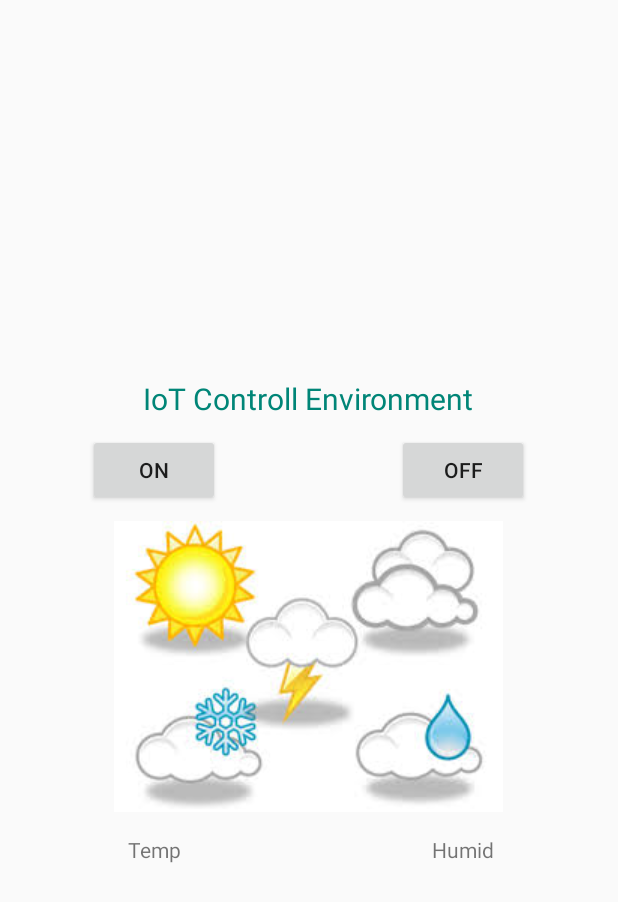
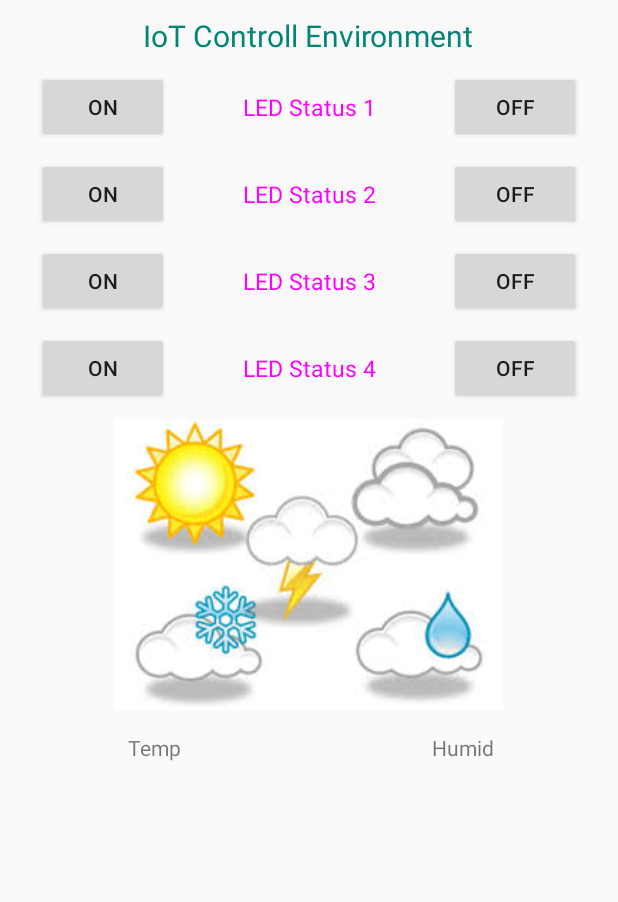
Before and after one commit to tho-primelabo/IoT, an Android app: the layout layout2.xml on its own in the app's theme, with its tools: preview values and no code run, on a phone screen of 412 x 824 dp. Shown: the top 902 px of the screen. Run offline under Robolectric (Android 15) with nearby library versions, the phone set to English and light mode, and no system bars.

Commit message:
multi led

```diff
--- a/IoT/Android/ShowDataByFireBase/app/src/main/res/layout/layout2.xml
+++ b/IoT/Android/ShowDataByFireBase/app/src/main/res/layout/layout2.xml
@@ -1,13 +1,11 @@
 <?xml version="1.0" encoding="utf-8"?>
 <ScrollView xmlns:android="http://schemas.android.com/apk/res/android"
     android:layout_width="match_parent"
-    android:layout_height="match_parent"
-    android:fillViewport="true">
+    android:layout_height="match_parent">
 
     <LinearLayout
         android:layout_width="match_parent"
         android:layout_height="match_parent"
-        android:layout_gravity="center"
         android:gravity="center"
         android:orientation="vertical">
 
@@ -36,8 +34,23 @@
                     android:id="@+id/on"
                     android:layout_width="wrap_content"
                     android:layout_height="wrap_content"
-                    android:text="On"
-                    android:layout_gravity="center" />
+                    android:layout_gravity="center"
+                    android:text="On" />
+            </FrameLayout>
+
+            <FrameLayout
+                android:layout_width="match_parent"
+                android:layout_height="match_parent"
+                android:layout_weight="1">
+
+                <TextView
+
+                    android:layout_width="match_parent"
+                    android:layout_height="match_parent"
+                    android:gravity="center"
+                    android:text="LED Status 1"
+                    android:textColor="@drawable/common_google_signin_btn_text_light"
+                    android:textSize="15dp" />
             </FrameLayout>
 
             <FrameLayout
@@ -48,9 +61,153 @@
                 <Button
                     android:id="@+id/off"
                     android:layout_width="wrap_content"
-                    android:text="Off"
                     android:layout_height="wrap_content"
-                    android:layout_gravity="center" />
+                    android:layout_gravity="center"
+                    android:text="Off" />
+            </FrameLayout>
+        </LinearLayout>
+
+        <LinearLayout
+            android:layout_width="match_parent"
+            android:layout_height="wrap_content"
+            android:layout_marginTop="10dp"
+            android:orientation="horizontal">
+
+            <FrameLayout
+                android:layout_width="match_parent"
+                android:layout_height="wrap_content"
+                android:layout_weight="1">
+
+                <Button
+                    android:id="@+id/on2"
+                    android:layout_width="wrap_content"
+                    android:layout_height="wrap_content"
+                    android:layout_gravity="center"
+                    android:text="On" />
+            </FrameLayout>
+
+            <FrameLayout
+                android:layout_width="match_parent"
+                android:layout_height="match_parent"
+                android:layout_weight="1">
+
+                <TextView
+
+                    android:layout_width="match_parent"
+                    android:layout_height="match_parent"
+                    android:gravity="center"
+                    android:text="LED Status 2"
+                    android:textColor="@drawable/common_google_signin_btn_text_light"
+                    android:textSize="15dp" />
+            </FrameLayout>
+
+            <FrameLayout
+                android:layout_width="match_parent"
+                android:layout_height="wrap_content"
+                android:layout_weight="1">
+
+                <Button
+                    android:id="@+id/off2"
+                    android:layout_width="wrap_content"
+                    android:layout_height="wrap_content"
+                    android:layout_gravity="center"
+                    android:text="Off" />
+            </FrameLayout>
+        </LinearLayout>
+
+        <LinearLayout
+            android:layout_width="match_parent"
+            android:layout_height="wrap_content"
+            android:layout_marginTop="10dp"
+            android:orientation="horizontal">
+
+            <FrameLayout
+                android:layout_width="match_parent"
+                android:layout_height="wrap_content"
+                android:layout_weight="1">
+
+                <Button
+                    android:id="@+id/on3"
+                    android:layout_width="wrap_content"
+                    android:layout_height="wrap_content"
+                    android:layout_gravity="center"
+                    android:text="On" />
+            </FrameLayout>
+
+            <FrameLayout
+                android:layout_width="match_parent"
+                android:layout_height="match_parent"
+                android:layout_weight="1">
+
+                <TextView
+
+                    android:layout_width="match_parent"
+                    android:layout_height="match_parent"
+                    android:gravity="center"
+                    android:text="LED Status 3"
+                    android:textColor="@drawable/common_google_signin_btn_text_light"
+                    android:textSize="15dp" />
+            </FrameLayout>
+
+            <FrameLayout
+                android:layout_width="match_parent"
+                android:layout_height="wrap_content"
+                android:layout_weight="1">
+
+                <Button
+                    android:id="@+id/off3"
+                    android:layout_width="wrap_content"
+                    android:layout_height="wrap_content"
+                    android:layout_gravity="center"
+                    android:text="Off" />
+            </FrameLayout>
+        </LinearLayout>
+
+        <LinearLayout
+            android:layout_width="match_parent"
+            android:layout_height="wrap_content"
+            android:layout_marginTop="10dp"
+            android:orientation="horizontal">
+
+            <FrameLayout
+                android:layout_width="match_parent"
+                android:layout_height="wrap_content"
+                android:layout_weight="1">
+
+                <Button
+                    android:id="@+id/on4"
+                    android:layout_width="wrap_content"
+                    android:layout_height="wrap_content"
+                    android:layout_gravity="center"
+                    android:text="On" />
+            </FrameLayout>
+
+            <FrameLayout
+                android:layout_width="match_parent"
+                android:layout_height="match_parent"
+                android:layout_weight="1">
+
+                <TextView
+
+                    android:layout_width="match_parent"
+                    android:layout_height="match_parent"
+                    android:gravity="center"
+                    android:text="LED Status 4"
+                    android:textColor="@drawable/common_google_signin_btn_text_light"
+                    android:textSize="15dp" />
+            </FrameLayout>
+
+            <FrameLayout
+                android:layout_width="match_parent"
+                android:layout_height="wrap_content"
+                android:layout_weight="1">
+
+                <Button
+                    android:id="@+id/off4"
+                    android:layout_width="wrap_content"
+                    android:layout_height="wrap_content"
+                    android:layout_gravity="center"
+                    android:text="Off" />
             </FrameLayout>
         </LinearLayout>
 
@@ -79,8 +236,7 @@
                     android:layout_width="wrap_content"
                     android:layout_height="wrap_content"
                     android:layout_gravity="center"
-                    android:text="Temp"
-                    />
+                    android:text="Temp" />
             </FrameLayout>
 
             <FrameLayout
@@ -96,7 +252,7 @@
                     android:layout_gravity="center"
                     android:text="Humid"
 
-                     />
+                    />
             </FrameLayout>
         </LinearLayout>
 
```
